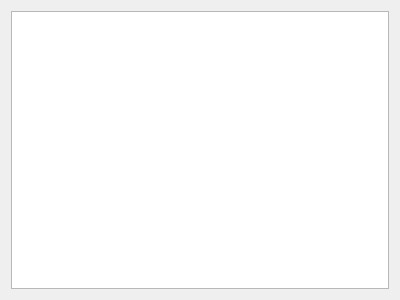
Above: CGameOverDialog.ui from Jecklin/uno_game before the change. Below: the same form after it.
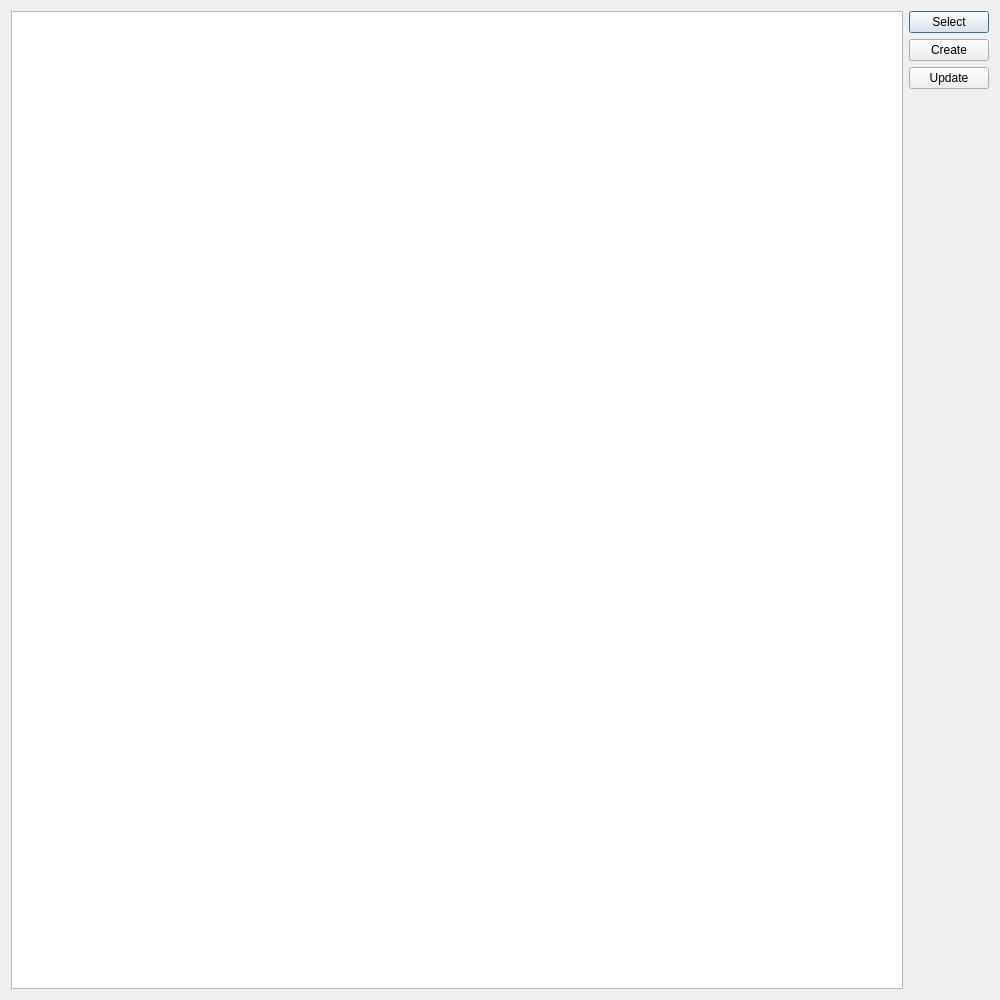
That is the form after the change.

```diff
--- a/CGameOverDialog.ui
+++ b/CGameOverDialog.ui
@@ -6,16 +6,66 @@
    <rect>
     <x>0</x>
     <y>0</y>
-    <width>400</width>
-    <height>300</height>
+    <width>1000</width>
+    <height>1000</height>
    </rect>
   </property>
+  <property name="minimumSize">
+   <size>
+    <width>1000</width>
+    <height>1000</height>
+   </size>
+  </property>
+  <property name="maximumSize">
+   <size>
+    <width>1000</width>
+    <height>1000</height>
+   </size>
+  </property>
   <property name="windowTitle">
    <string>Dialog</string>
   </property>
   <layout class="QGridLayout" name="gridLayout">
-   <item row="0" column="0">
-    <widget class="QTextBrowser" name="textBrowser"/>
+   <item row="0" column="0" rowspan="2">
+    <widget class="QTableView" name="tableView"/>
+   </item>
+   <item row="0" column="1">
+    <layout class="QVBoxLayout" name="verticalLayout">
+     <item>
+      <widget class="QPushButton" name="pushButtonSelect">
+       <property name="text">
+        <string>Select</string>
+       </property>
+      </widget>
+     </item>
+     <item>
+      <widget class="QPushButton" name="pushButtonCreate">
+       <property name="text">
+        <string>Create</string>
+       </property>
+      </widget>
+     </item>
+     <item>
+      <widget class="QPushButton" name="pushButtonUpdate">
+       <property name="text">
+        <string>Update</string>
+       </property>
+      </widget>
+     </item>
+    </layout>
+   </item>
+   <item row="1" column="1">
+    <spacer name="verticalSpacer">
+     <property name="orientation">
+      <enum>Qt::Vertical</enum>
+     </property>
+     <property name="sizeHint" stdset="0">
+      <size>
+       <width>20</width>
+       <height>915</height>
+      </size>
+     </property>
+    </spacer>
    </item>
   </layout>
  </widget>
```
